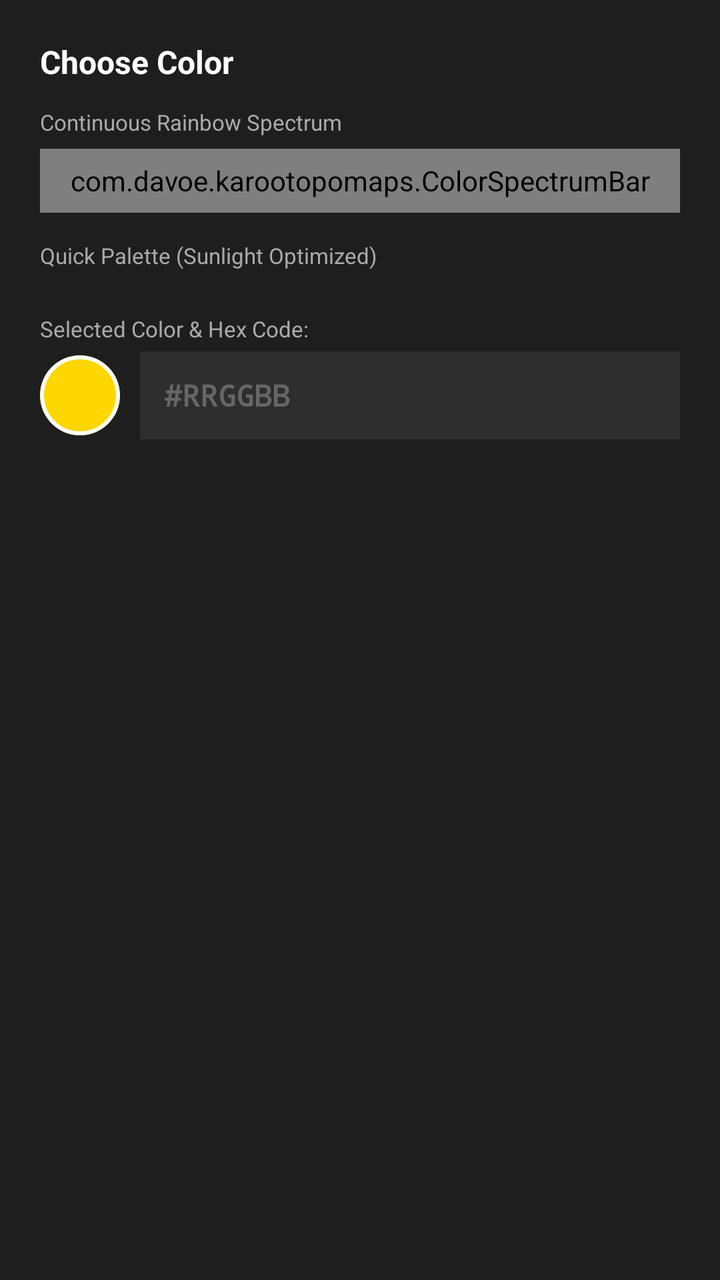
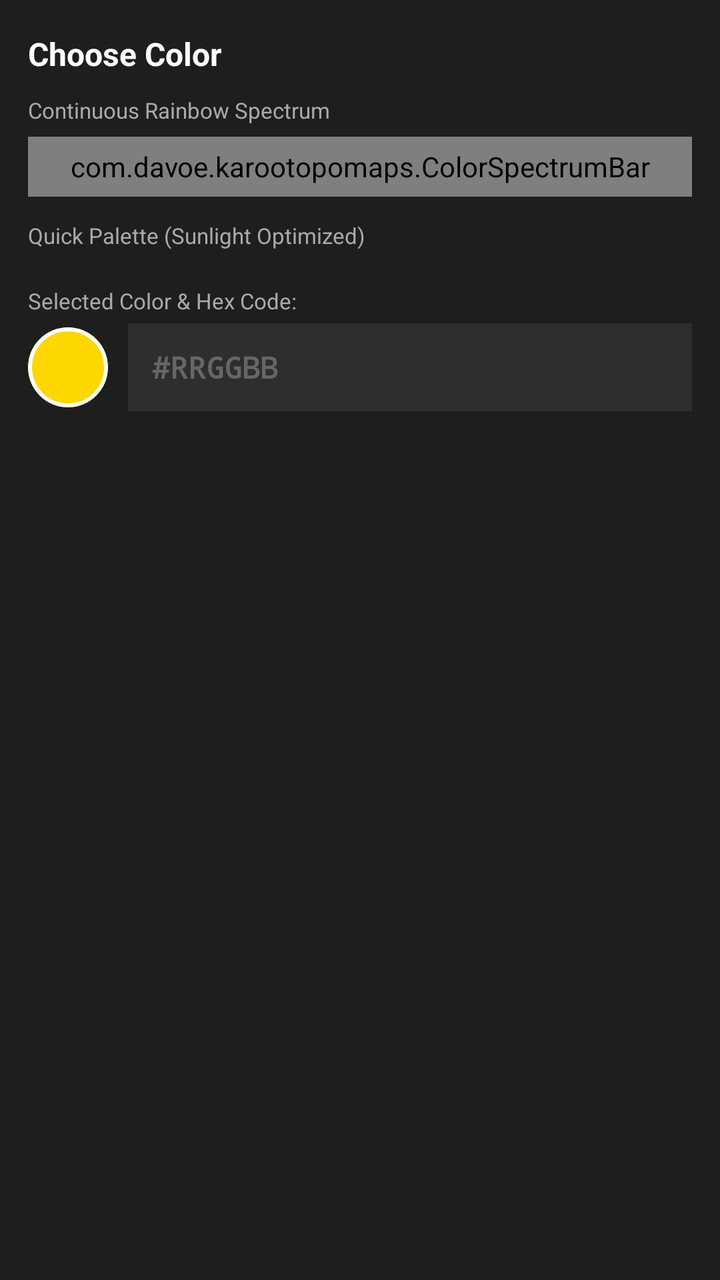

Two renders of the same Android screen: before a commit and after it. Below are the layout's source before the change and the commit's diff.
<!-- AndroidManifest.xml: application theme Theme.KarooTopoMaps -->
<!-- res/layout/dialog_color_picker.xml -->
<?xml version="1.0" encoding="utf-8"?>
<LinearLayout xmlns:android="http://schemas.android.com/apk/res/android"
    xmlns:app="http://schemas.android.com/apk/res-auto"
    android:layout_width="match_parent"
    android:layout_height="wrap_content"
    android:orientation="vertical"
    android:background="#1E1E1E"
    android:padding="20dp">

    <TextView
        android:id="@+id/tvColorPickerTitle"
        android:layout_width="match_parent"
        android:layout_height="wrap_content"
        android:text="@string/color_picker_title"
        android:textColor="#FFFFFF"
        android:textSize="16sp"
        android:textStyle="bold"
        android:layout_marginBottom="12dp" />

    
    <TextView
        android:layout_width="match_parent"
        android:layout_height="wrap_content"
        android:text="@string/color_spectrum_title"
        android:textColor="#AAAAAA"
        android:textSize="11sp"
        android:layout_marginBottom="6dp" />

    <com.davoe.karootopomaps.ColorSpectrumBar
        android:id="@+id/spectrumBar"
        android:layout_width="match_parent"
        android:layout_height="32dp"
        android:layout_marginBottom="14dp" />

    
    <TextView
        android:layout_width="match_parent"
        android:layout_height="wrap_content"
        android:text="@string/color_palette_title"
        android:textColor="#AAAAAA"
        android:textSize="11sp"
        android:layout_marginBottom="8dp" />

    <GridLayout
        android:id="@+id/gridPalette"
        android:layout_width="match_parent"
        android:layout_height="wrap_content"
        android:columnCount="5"
        android:alignmentMode="alignMargins"
        android:layout_marginBottom="14dp" />

    <TextView
        android:layout_width="match_parent"
        android:layout_height="wrap_content"
        android:text="@string/color_selected_label"
        android:textColor="#AAAAAA"
        android:textSize="11sp"
        android:layout_marginBottom="4dp" />

    <LinearLayout
        android:layout_width="match_parent"
        android:layout_height="wrap_content"
        android:orientation="horizontal"
        android:gravity="center_vertical">

        <com.google.android.material.card.MaterialCardView
            android:id="@+id/cardPreviewWrapper"
            android:layout_width="40dp"
            android:layout_height="40dp"
            app:cardCornerRadius="20dp"
            app:strokeColor="#FFFFFF"
            app:strokeWidth="2dp"
            android:layout_marginEnd="10dp">

            <View
                android:id="@+id/viewSelectedColorPreview"
                android:layout_width="match_parent"
                android:layout_height="match_parent"
                android:background="#FFD700" />

        </com.google.android.material.card.MaterialCardView>

        <EditText
            android:id="@+id/etHexCode"
            android:layout_width="0dp"
            android:layout_height="44dp"
            android:layout_weight="1"
            android:background="#2E2E2E"
            android:hint="#RRGGBB"
            android:textColorHint="#666666"
            android:textColor="#FFFFFF"
            android:paddingStart="12dp"
            android:paddingEnd="12dp"
            android:inputType="textCapCharacters"
            android:maxLength="7"
            android:typeface="monospace"
            android:textSize="15sp"
            android:textStyle="bold" />

    </LinearLayout>

</LinearLayout>
<!-- resources referenced by this layout -->
<resources>
  <string name="color_palette_title">Quick Palette (Sunlight Optimized)</string>
  <string name="color_picker_title">Choose Color</string>
  <string name="color_selected_label">Selected Color &amp; Hex Code:</string>
  <string name="color_spectrum_title">Continuous Rainbow Spectrum</string>
  <style name="Theme.KarooTopoMaps" parent="Theme.Material3.Dark.NoActionBar">
          <item name="colorPrimary">#FFD700</item>
          <item name="colorOnPrimary">#000000</item>
          <item name="android:windowBackground">#121212</item>
          <item name="android:statusBarColor">#121212</item>
          <item name="android:navigationBarColor">#121212</item>
      </style>
</resources>

<!-- the commit's change to res/layout/dialog_color_picker.xml (unified diff, before → after) -->
@@ -5,7 +5,10 @@
     android:layout_height="wrap_content"
     android:orientation="vertical"
     android:background="#1E1E1E"
-    android:padding="20dp">
+    android:paddingStart="14dp"
+    android:paddingEnd="14dp"
+    android:paddingTop="16dp"
+    android:paddingBottom="12dp">
 
     <TextView
         android:id="@+id/tvColorPickerTitle"
@@ -15,7 +18,7 @@
         android:textColor="#FFFFFF"
         android:textSize="16sp"
         android:textStyle="bold"
-        android:layout_marginBottom="12dp" />
+        android:layout_marginBottom="10dp" />
 
     
     <TextView
@@ -29,8 +32,8 @@
     <com.davoe.karootopomaps.ColorSpectrumBar
         android:id="@+id/spectrumBar"
         android:layout_width="match_parent"
-        android:layout_height="32dp"
-        android:layout_marginBottom="14dp" />
+        android:layout_height="30dp"
+        android:layout_marginBottom="12dp" />
 
     
     <TextView
@@ -39,15 +42,22 @@
         android:text="@string/color_palette_title"
         android:textColor="#AAAAAA"
         android:textSize="11sp"
-        android:layout_marginBottom="8dp" />
+        android:layout_marginBottom="6dp" />
 
-    <GridLayout
-        android:id="@+id/gridPalette"
+    <LinearLayout
         android:layout_width="match_parent"
         android:layout_height="wrap_content"
-        android:columnCount="5"
-        android:alignmentMode="alignMargins"
-        android:layout_marginBottom="14dp" />
+        android:gravity="center"
+        android:layout_marginBottom="12dp">
+
+        <GridLayout
+            android:id="@+id/gridPalette"
+            android:layout_width="wrap_content"
+            android:layout_height="wrap_content"
+            android:columnCount="6"
+            android:rowCount="5" />
+
+    </LinearLayout>
 
     <TextView
         android:layout_width="match_parent"
